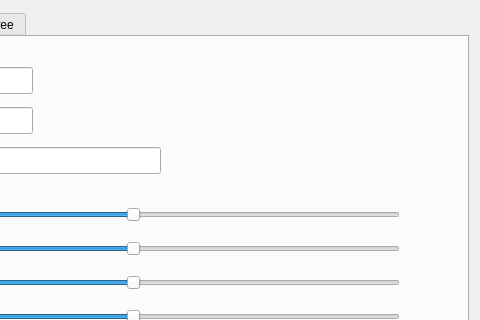
KN2C/KN2C-SSL, file src/ui/mainwindow.ui: the form before one commit; both pictures show x 313 to 793 and y 0 to 320 of the 793 by 670 pixel window.
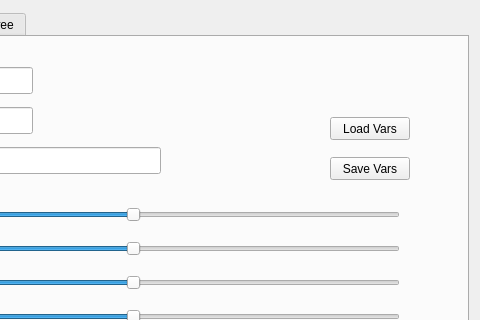
The form after the commit. The open tabs and pages were chosen to show the change. Icons and pictures are not drawn.

Commit message: vars save & load

Patch:
```diff
--- a/src/ui/mainwindow.ui
+++ b/src/ui/mainwindow.ui
@@ -132,7 +132,7 @@
          </rect>
         </property>
        </widget>
-       <widget class="QWidget" name="">
+       <widget class="QWidget" name="layoutWidget">
         <property name="geometry">
          <rect>
           <x>10</x>
@@ -484,6 +484,32 @@
          </item>
         </layout>
        </widget>
+       <widget class="QPushButton" name="btnSaveVars">
+        <property name="geometry">
+         <rect>
+          <x>630</x>
+          <y>120</y>
+          <width>80</width>
+          <height>23</height>
+         </rect>
+        </property>
+        <property name="text">
+         <string>Save Vars</string>
+        </property>
+       </widget>
+       <widget class="QPushButton" name="btnLoadVars">
+        <property name="geometry">
+         <rect>
+          <x>630</x>
+          <y>80</y>
+          <width>80</width>
+          <height>23</height>
+         </rect>
+        </property>
+        <property name="text">
+         <string>Load Vars</string>
+        </property>
+       </widget>
       </widget>
       <widget class="QWidget" name="tabWM">
        <attribute name="title">
```
Left out of the diff: 2 changed lines with no effect on the pictures. The commit also changes 4 other files.
